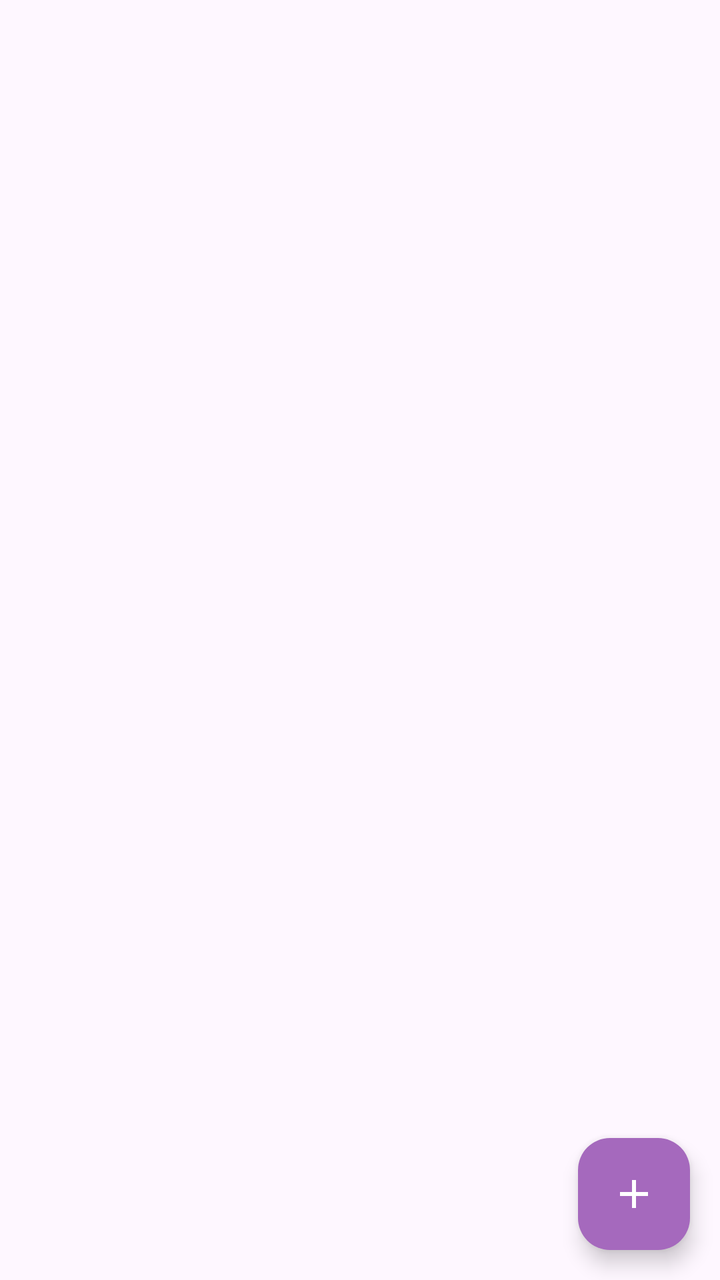
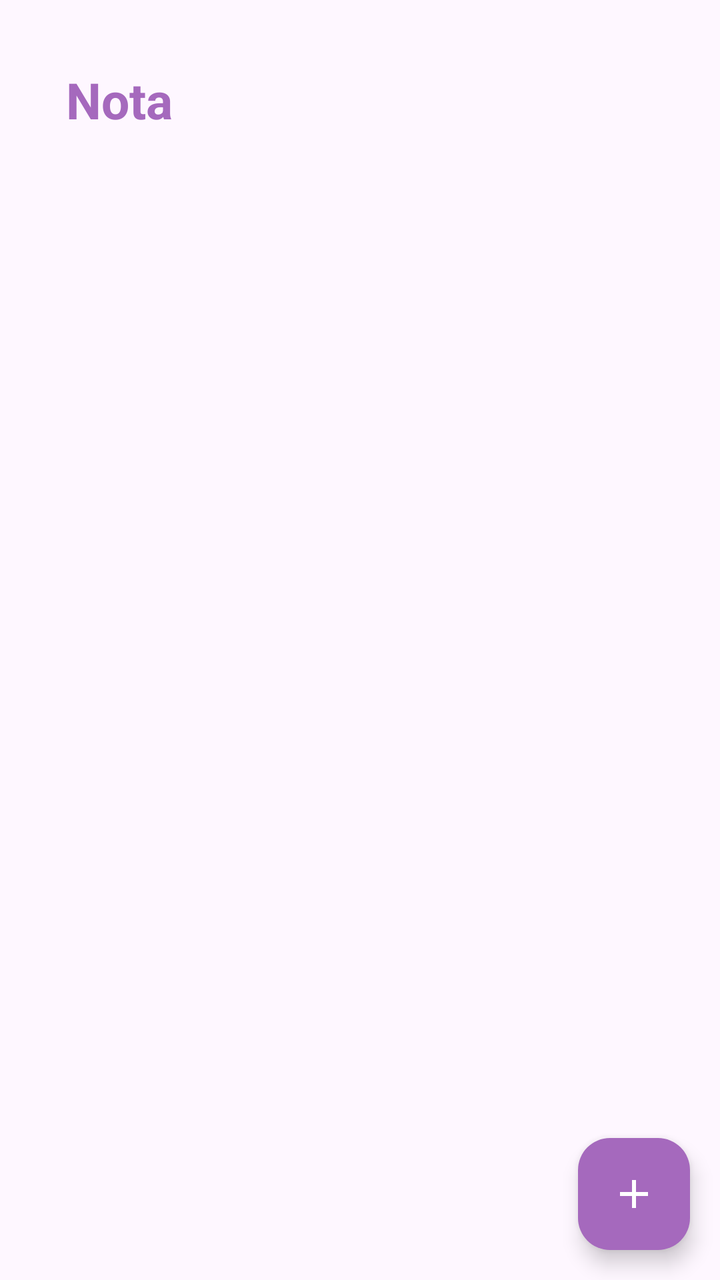

Compare the two renders of this Android layout. The source of the first and the diff that turns it into the second are given below.
<!-- AndroidManifest.xml: application theme Theme.NotasAppSQLite -->
<!-- res/layout/activity_main.xml -->
<?xml version="1.0" encoding="utf-8"?>
<RelativeLayout
    xmlns:android="http://schemas.android.com/apk/res/android"
    xmlns:app="http://schemas.android.com/apk/res-auto"
    xmlns:tools="http://schemas.android.com/tools"
    android:id="@+id/main"
    android:layout_width="match_parent"
    android:layout_height="match_parent"
    tools:context=".MainActivity">

<com.google.android.material.floatingactionbutton.FloatingActionButton
   android:id="@+id/FABAgregarNota"
    android:layout_alignParentBottom="true"
    android:layout_alignParentEnd="true"
    android:layout_marginBottom="15dp"
    android:layout_marginEnd="15dp"
    android:layout_marginStart="15dp"
    android:layout_marginTop="15dp"
    android:src="@drawable/ic_agregar_nota"
    android:backgroundTint="@color/morado"
    app:tint ="@color/white"
    android:layout_width="wrap_content"
    android:layout_height="wrap_content"

    />

</RelativeLayout>
<!-- resources referenced by this layout -->
<resources>
  <color name="morado">#A569BD</color>
  <color name="white">#FFFFFFFF</color>
  <!-- drawable ic_agregar_nota (drawable) -->
  <vector xmlns:android="http://schemas.android.com/apk/res/android" android:height="24dp" android:tint="#000000" android:viewportHeight="24" android:viewportWidth="24" android:width="24dp">
        
      <path android:fillColor="@android:color/white" android:pathData="M19,13h-6v6h-2v-6H5v-2h6V5h2v6h6v2z"/>
      
  </vector>
  <style name="Theme.NotasAppSQLite" parent="Base.Theme.NotasAppSQLite" />
  <style name="Base.Theme.NotasAppSQLite" parent="Theme.Material3.DayNight.NoActionBar">
          
          <item name="colorPrimary">@color/morado</item>
          <item name="colorPrimaryVariant">@color/morado</item>
          <item name="android:statusBarColor">@color/morado</item>
      </style>
</resources>

<!-- the commit's change to res/layout/activity_main.xml (unified diff, before → after) -->
@@ -7,6 +7,29 @@
     android:layout_width="match_parent"
     android:layout_height="match_parent"
     tools:context=".MainActivity">
+
+    
+   <TextView
+       android:id="@+id/txtNotas"
+       android:text="@string/txtNotas"
+       android:layout_alignParentTop="true"
+       android:layout_marginTop="15dp"
+       android:layout_marginStart="15dp"
+       android:textColor="@color/morado"
+       android:textSize="25sp"
+       android:textStyle="bold"
+       android:padding="18dp"
+       android:layout_width="wrap_content"
+       android:layout_height="wrap_content"/>
+
+    <androidx.recyclerview.widget.RecyclerView
+        android:id="@+id/notasRv"
+        android:layout_below="@id/notasRv"
+        android:padding="1dp"
+        android:layout_width="match_parent"
+        android:layout_height="match_parent"/>
+
+
 
 <com.google.android.material.floatingactionbutton.FloatingActionButton
    android:id="@+id/FABAgregarNota"
<!-- resource entries referenced after the edit -->
@@ -8,6 +8,7 @@
       <path android:fillColor="@android:color/white" android:pathData="M19,13h-6v6h-2v-6H5v-2h6V5h2v6h6v2z"/>
       
   </vector>
+  <string name="txtNotas">Nota</string>
   <style name="Theme.NotasAppSQLite" parent="Base.Theme.NotasAppSQLite" />
   <style name="Base.Theme.NotasAppSQLite" parent="Theme.Material3.DayNight.NoActionBar">
           
